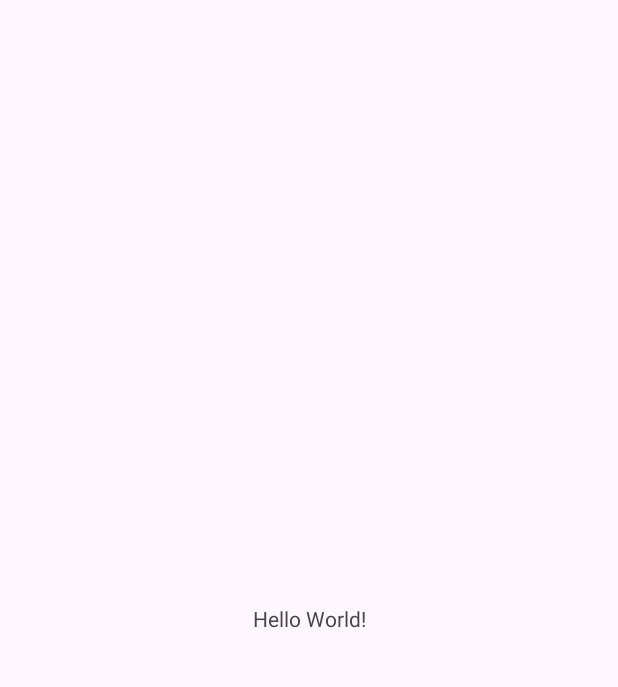
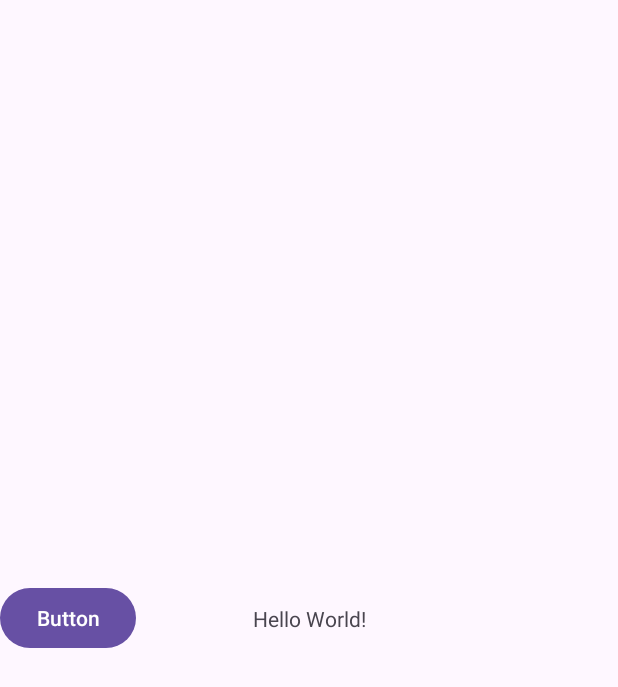
Before and after one commit to KevinGebert07/Schulplaner-Android-App, an Android app: the screen it shows after launch (MainActivity), on a phone screen of 412 x 824 dp. Before the commit the part shown is almost empty. Shown: the top 687 px of the screen. Run offline under Robolectric (Android 15) with nearby library versions, the phone set to English and light mode, and no system bars.

Commit message:
Oberflächen Test

```diff
--- a/app/src/main/res/layout/activity_main.xml
+++ b/app/src/main/res/layout/activity_main.xml
@@ -8,6 +8,7 @@
     tools:context=".MainActivity">
 
     <TextView
+        android:id="@+id/textView"
         android:layout_width="wrap_content"
         android:layout_height="wrap_content"
         android:text="Hello World!"
@@ -16,4 +17,13 @@
         app:layout_constraintStart_toStartOf="parent"
         app:layout_constraintTop_toTopOf="parent" />
 
+    <Button
+        android:id="@+id/button"
+        android:layout_width="wrap_content"
+        android:layout_height="wrap_content"
+        android:text="Button"
+        app:layout_constraintBottom_toBottomOf="parent"
+        app:layout_constraintStart_toStartOf="parent"
+        app:layout_constraintTop_toTopOf="parent" />
+
 </androidx.constraintlayout.widget.ConstraintLayout>
```
